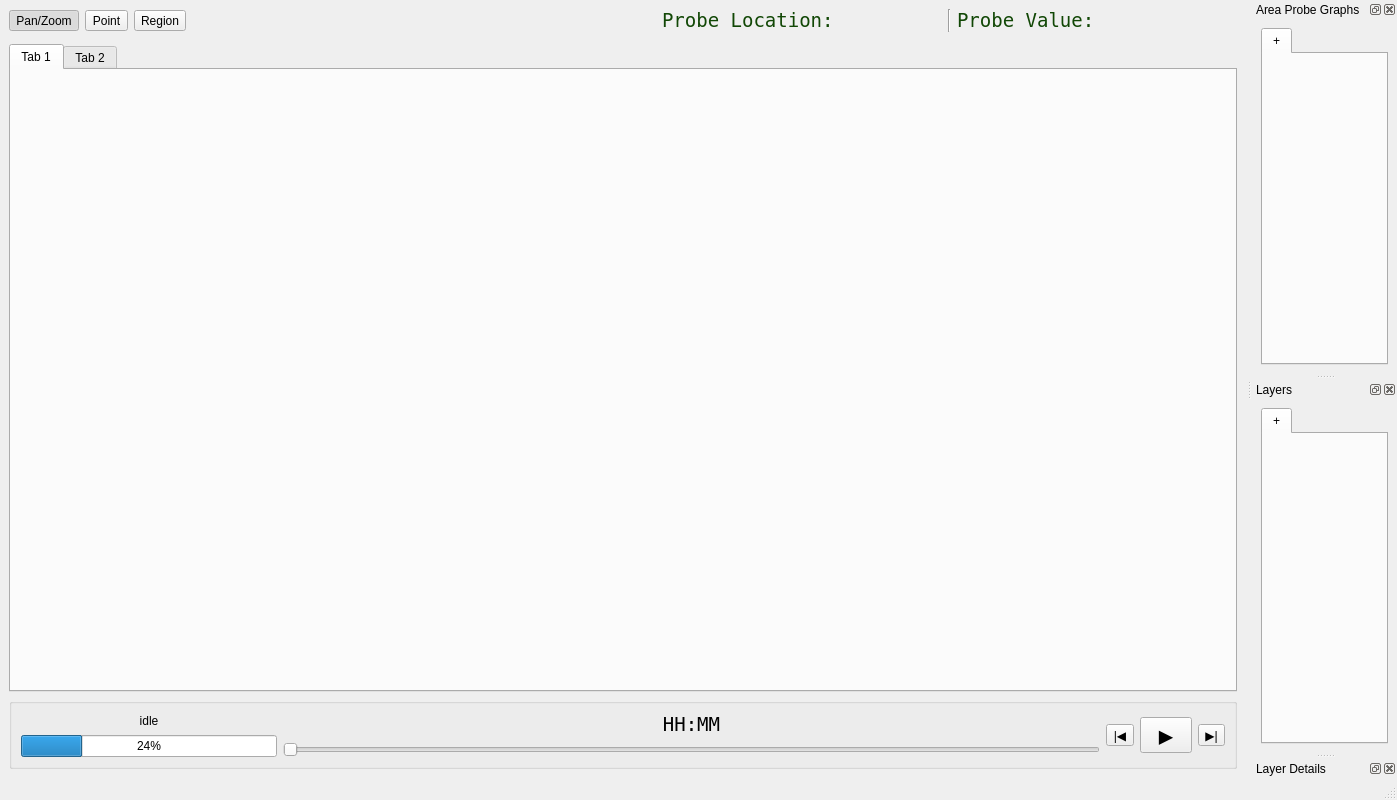
This is py/cspov/ui/pov_main.ui in ssec/sift as Qt 5 draws it before an edit. The edited form follows.
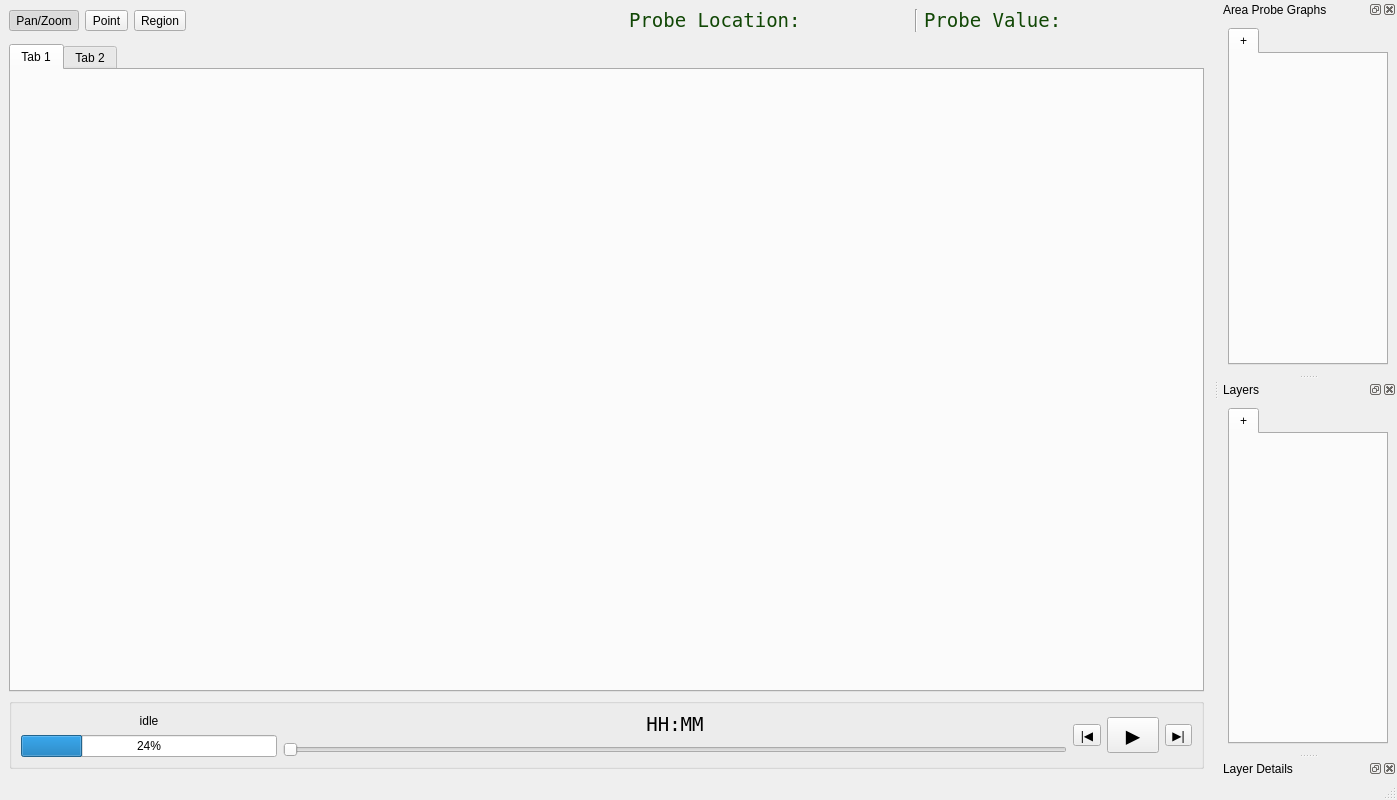
This is the edited form.

Commit message: more futzing to get fonts to look reasonable in DOS++

```diff
--- a/py/cspov/ui/pov_main.ui
+++ b/py/cspov/ui/pov_main.ui
@@ -525,6 +525,12 @@
     <layout class="QVBoxLayout" name="verticalLayout">
      <item>
       <widget class="QTabWidget" name="layerSetTabs">
+       <property name="minimumSize">
+        <size>
+         <width>160</width>
+         <height>0</height>
+        </size>
+       </property>
        <property name="toolTip">
         <string>Alternate layer sets</string>
        </property>
```
The commit also changes 2 other files.
